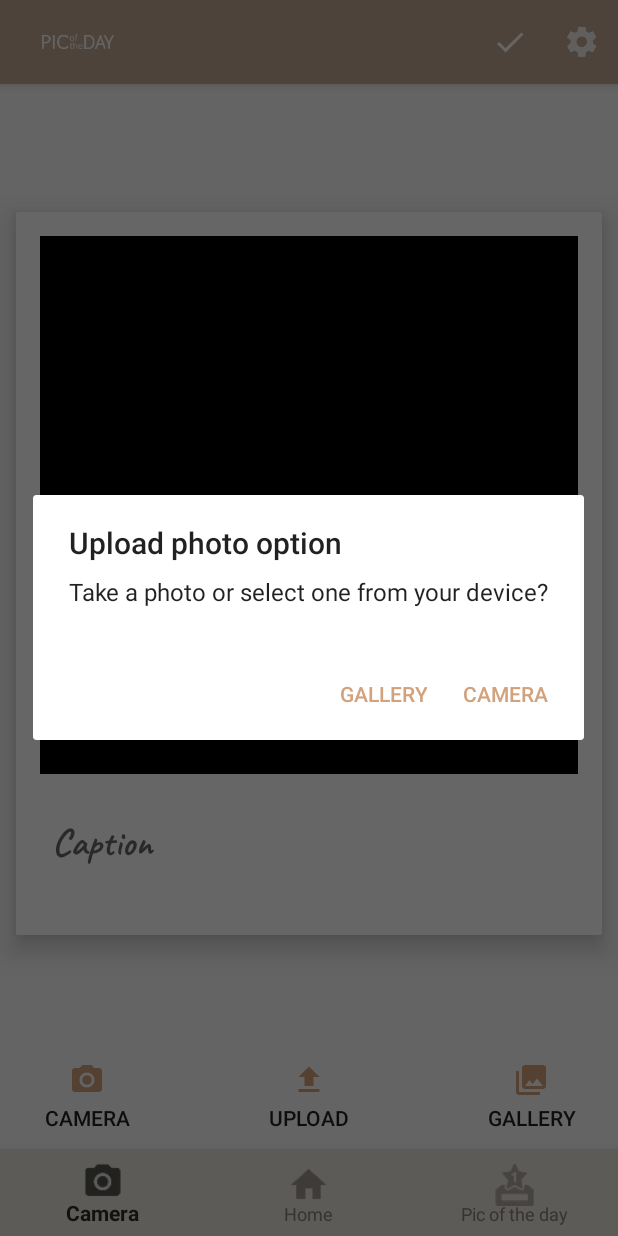
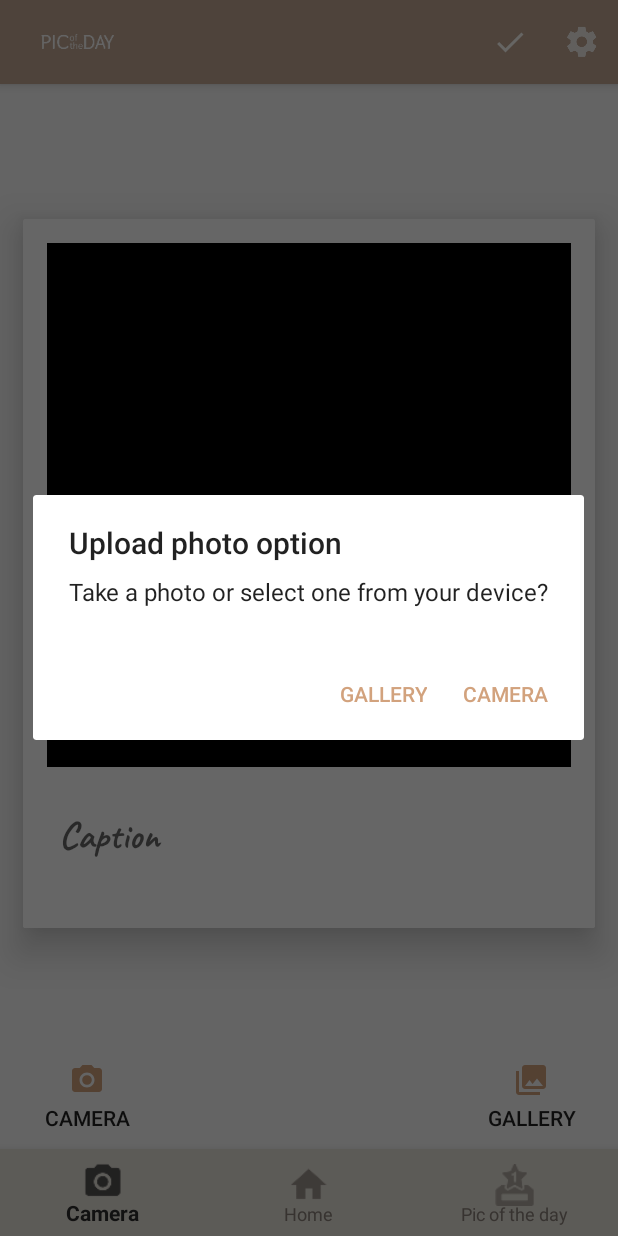
Before and after one commit to AHoflin/group10proj, an Android app: the screen it shows after launch once a user with an empty profile is signed in (MainActivity), after a tap on an icon or button, on a phone screen of 412 x 824 dp. Run offline under Robolectric (Android 15) with nearby library versions, the phone set to English and light mode, and no system bars; our stand-ins replace Firebase (no records; nobody signed in at launch, a user with empty details on screens opened directly), Picasso, RxJava; libraries missing offline, so code that uses them is left out: android.arch.paging, com.theartofdev.edmodo; 6 statements that could not run were skipped.

Commit message:
Upload design finished

```diff
--- a/app/src/main/java/com/example/jdeiv/picoftheday/MainActivity.kt
+++ b/app/src/main/java/com/example/jdeiv/picoftheday/MainActivity.kt
@@ -97,6 +97,8 @@ class MainActivity : AppCompatActivity(), com.google.android.gms.location.Locati
 
         buildGoogleApiClient()
 
+        createLocationFile()
+
         if (ContextCompat.checkSelfPermission(this, Manifest.permission.ACCESS_FINE_LOCATION) != PackageManager.PERMISSION_GRANTED) {
             //Location Permission already granted
             checkLocationPermission()
@@ -130,6 +132,16 @@ class MainActivity : AppCompatActivity(), com.google.android.gms.location.Locati
         getSupportActionBar()?.setIcon(R.mipmap.ic_pic_of_the_day_logo)
         getSupportActionBar()?.setDisplayShowTitleEnabled(false)
 
+    }
+
+    private fun createLocationFile(){
+        val fileName = "/location.txt"
+        val file = File(this.dataDir.toString() + fileName)
+    }
+
+    private fun createLocationFile(){
+        val fileName = "/location.txt"
+        val file = File(this.dataDir.toString() + fileName)
     }
 
     override fun onLocationChanged(location: Location?) {
@@ -234,7 +246,7 @@ class MainActivity : AppCompatActivity(), com.google.android.gms.location.Locati
         val checkmark = menu?.findItem(R.id.upload_check)
         checkmark?.isVisible = false
         menuToolbar = menu
-        return true
+        return super.onCreateOptionsMenu(menu)
     }
 
     override fun onOptionsItemSelected(item: MenuItem): Boolean {
--- a/app/src/main/res/layout/fragment_camera.xml
+++ b/app/src/main/res/layout/fragment_camera.xml
@@ -10,13 +10,13 @@
             android:layout_width="match_parent"
             android:layout_height="wrap_content"
             app:cardCornerRadius="1dp"
-            app:cardElevation="10dp"
+            app:cardElevation="15dp"
             app:cardUseCompatPadding="true"
             android:id="@+id/cardView" app:layout_constraintEnd_toEndOf="parent"
             app:layout_constraintStart_toStartOf="parent"
             app:layout_constraintTop_toTopOf="parent"
             app:layout_constraintStart_toEndOf="parent"
-            app:layout_constraintBottom_toTopOf="@+id/upload_to_db_button">
+            app:layout_constraintBottom_toTopOf="@+id/btn_select_photo">
 
         <android.support.constraint.ConstraintLayout
                 android:layout_width="match_parent"
@@ -66,19 +66,6 @@
 
     </android.support.v7.widget.CardView>
 
-    <Button android:layout_width="150dp"
-            android:layout_height="50dp"
-            android:text="@string/camera_upload_button_text"
-            android:id="@+id/upload_to_db_button"
-            android:layout_marginBottom="8dp"
-            app:layout_constraintBottom_toBottomOf="parent" app:layout_constraintStart_toEndOf="@+id/btn_take_photo"
-            android:layout_marginStart="8dp" app:layout_constraintEnd_toStartOf="@+id/btn_select_photo"
-            android:layout_marginEnd="8dp"
-
-            android:drawableTop="@drawable/ic_file_upload"
-                 android:background="@null"
-
-    />
     <Button
             android:text="@string/btn_take_photo"
             android:layout_width="100dp"
```
Also changed, not shown: app/src/main/java/com/example/jdeiv/picoftheday/CameraFragment.kt (+30 -18 lines).
